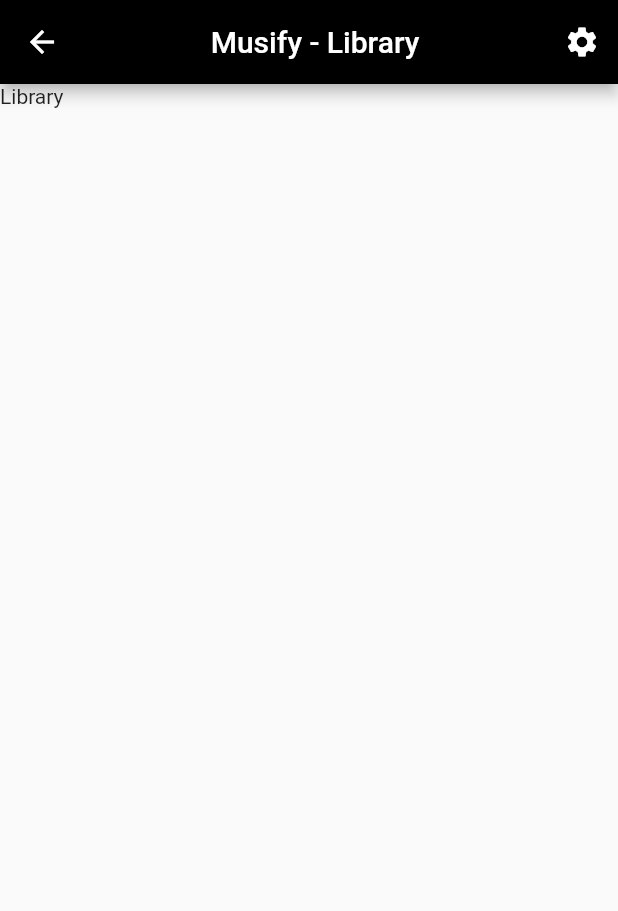
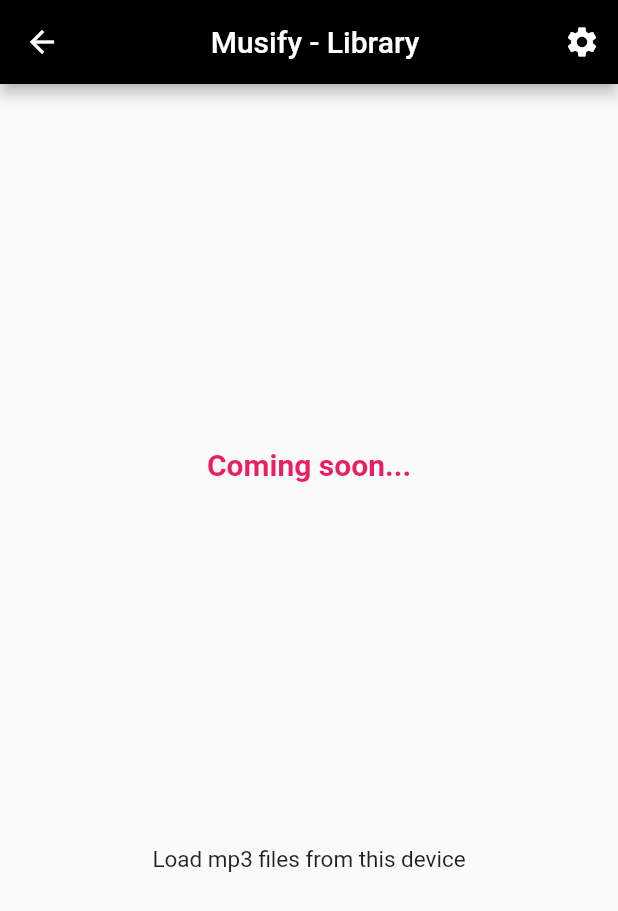
Before and after one commit to mrinfinidy/musify, a Flutter app: the LibraryPage screen opened directly, on a phone screen of 412 x 824 dp. Shown: the top 911 px of the screen. Run offline on Flutter 3.47's test engine with Material 2 defaults, Android fonts, the phone set to English and light mode, and no system bars; our stand-ins replace flutter_blue, just_audio, permission_handler; missing offline and left inert: esense_flutter.

Commit message:
Add library page content

```diff
--- a/lib/pages/libraryPage.dart
+++ b/lib/pages/libraryPage.dart
@@ -28,7 +28,27 @@ class _LibraryPageState extends State <LibraryPage> {
                     )
                 ],
             ),
-            body: Text('Library'),
+            body: Center(
+                child: Column(
+                    mainAxisAlignment: MainAxisAlignment.spaceEvenly,
+                    children: const <Widget>[
+                        Text(
+                            'Coming soon...',
+                            style: TextStyle(
+                                color: Colors.pink,
+                                fontWeight: FontWeight.bold,
+                                fontSize: 20,
+                            ),
+                        ),
+                        Text(
+                            'Load mp3 files from this device',
+                            style: TextStyle(
+                                fontSize: 15,
+                            ),
+                        ),
+                    ],
+                ),
+            ),
         );
     }
 }
```
